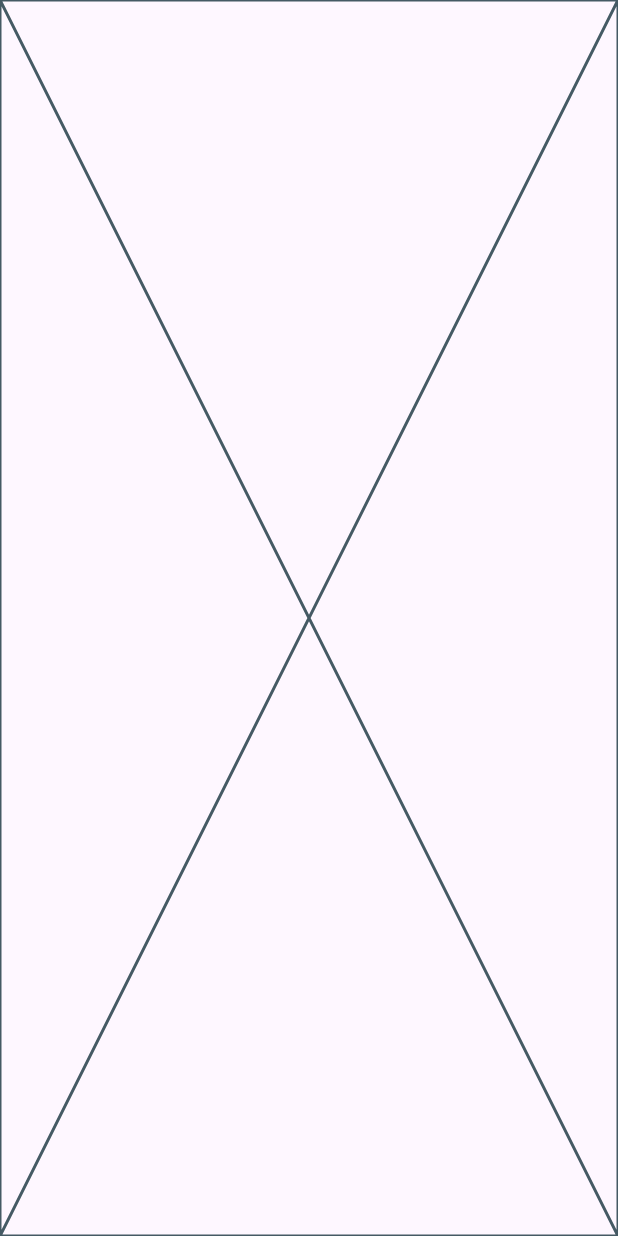
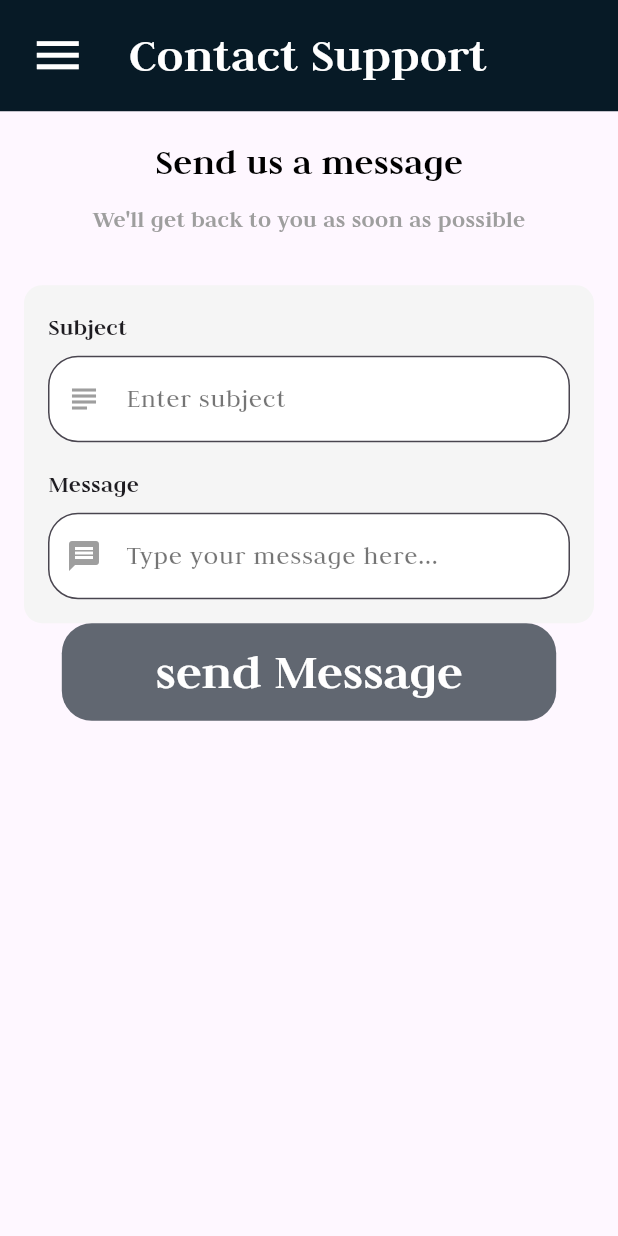
Before and after one commit to Mahmoud031/graduation_project, a Flutter app: the ContactSupportView screen opened by its route, on a phone screen of 412 x 824 dp. Run offline on Flutter 3.47's test engine with Material 3 defaults, Android fonts, the light colour scheme and no system bars; drawn by our look-alikes of modal_progress_hud_nsn; our stand-ins replace bloc, cloud_firestore, dartz, dots_indicator, firebase_auth, firebase_core and 7 more; missing offline and left inert: flutter_facebook_auth; accounts and stored records are empty; statements that could not run were skipped.

Commit message:
send message done ,store the user id with addmedicine data

```diff
--- a/lib/core/helper_functions/get_dummy_medicine.dart
+++ b/lib/core/helper_functions/get_dummy_medicine.dart
@@ -11,7 +11,8 @@ MedicineEntity getDummyMedicine() {
     expiryDate: '2025-10-01',
     imageUrl: null, // Replace with a valid file path
     ngoName: 'Health NGO',
-    imageFile: File(''), // Replace with a valid file path
+    imageFile: File(''),
+    userId: '43eX6no7yndodn565OkKdXfRLAo1',
   );
 }
 
--- a/lib/core/utils/backend_endpoint.dart
+++ b/lib/core/utils/backend_endpoint.dart
@@ -6,4 +6,5 @@ class BackendEndpoint {
   static const images = 'images';
   static const addMedicine = 'medicine';
   static const getMedicine = 'medicine';
+  static const sendMessage = 'messages';
 }
--- a/lib/features/donor_features/add_medicine/domain/entities/medicine_entity.dart
+++ b/lib/features/donor_features/add_medicine/domain/entities/medicine_entity.dart
@@ -8,6 +8,7 @@ class MedicineEntity {
   final String expiryDate;
   final File imageFile;
   final String ngoName;
+  final String userId;
   String? imageUrl;
 
   MedicineEntity({
@@ -18,6 +19,7 @@ class MedicineEntity {
     required this.expiryDate,
     required this.imageFile,
     required this.ngoName,
+    required this.userId,
     this.imageUrl,
   });
 }
--- a/lib/features/donor_features/add_medicine/presentation/views/widgets/add_new_medicine_view_body.dart
+++ b/lib/features/donor_features/add_medicine/presentation/views/widgets/add_new_medicine_view_body.dart
@@ -2,6 +2,7 @@ import 'dart:io';
 import 'package:flutter/material.dart';
 import 'package:flutter_bloc/flutter_bloc.dart';
 import 'package:graduation_project/core/helper_functions/build_error_bar.dart';
+import 'package:graduation_project/core/helper_functions/get_user.dart';
 import 'package:graduation_project/core/utils/app_text_styles.dart';
 import 'package:graduation_project/core/widgets/custom_app_bar.dart';
 import 'package:graduation_project/features/donor_features/add_medicine/domain/entities/medicine_entity.dart';
@@ -149,6 +150,7 @@ class _AddNewMedicineViewBodyState extends State<AddNewMedicineViewBody> {
                     if (imageFile != null) {
                       if (_formKey.currentState!.validate()) {
                         _formKey.currentState!.save();
+                        final currentUser = getUser();
                         MedicineEntity input = MedicineEntity(
                           medicineName: medicineName,
                           tabletCount: tabletCount,
@@ -161,8 +163,7 @@ class _AddNewMedicineViewBodyState extends State<AddNewMedicineViewBody> {
                               : '',
                           imageFile: imageFile!,
                           ngoName: widget.ngoName,
-
-
+                          userId: currentUser.uId,
                         );
                         print('Adding medicine for NGO: ${input.ngoName}');
                         context.read<AddMedicineCubit>().addMedicine(input);
--- /dev/null
+++ b/lib/features/donor_features/support_center/data/models/message_model.dart
@@ -0,0 +1,51 @@
+import 'package:graduation_project/features/donor_features/support_center/domain/entities/message_entity.dart';
+
+class MessageModel {
+  final String subject;
+  final String message;
+  final String userId;
+  final String userName;
+
+  MessageModel({
+    required this.subject,
+    required this.message,
+    required this.userId,
+    required this.userName,
+  });
+
+  factory MessageModel.fromEntity(MessageEntity sendMessageEntity) {
+    return MessageModel(
+      subject: sendMessageEntity.subject,
+      message: sendMessageEntity.message,
+      userId: sendMessageEntity.userId,
+      userName: sendMessageEntity.userName,
+    );
+  }
+
+  factory MessageModel.fromJson(Map<String, dynamic> json) {
+    return MessageModel(
+      subject: json['subject'],
+      message: json['message'],
+      userId: json['userId'],
+      userName: json['userName'],
+    );
+  }
+
+  Map<String, dynamic> toJson() {
+    return {
+      'subject': subject,
+      'message': message,
+      'userId': userId,
+      'userName': userName,
+    };
+  }
+
+  MessageEntity toEntity() {
+    return MessageEntity(
+      subject: subject,
+      message: message,
+      userId: userId,
+      userName: userName,
+    );
+  }
+}
--- /dev/null
+++ b/lib/features/donor_features/support_center/domain/entities/message_entity.dart
@@ -0,0 +1,13 @@
+class MessageEntity {
+  final String message;
+  final String subject;
+  final String userId;
+  final String userName;
+
+  MessageEntity({
+    required this.message,
+    required this.subject,
+    required this.userId,
+    required this.userName,
+  });
+}
--- /dev/null
+++ b/lib/features/donor_features/support_center/domain/repos/message_repo.dart
@@ -0,0 +1,8 @@
+import 'package:dartz/dartz.dart';
+import 'package:graduation_project/core/errors/failures.dart';
+import 'package:graduation_project/features/donor_features/support_center/domain/entities/message_entity.dart';
+
+abstract class MessageRepo {
+ Future<Either<Failure, void>> sendMessage(
+      MessageEntity sendMessageEntity);
+}
--- /dev/null
+++ b/lib/features/donor_features/support_center/presentation/send_message_cubit/send_message_cubit.dart
@@ -0,0 +1,22 @@
+import 'package:bloc/bloc.dart';
+import 'package:graduation_project/features/donor_features/support_center/domain/entities/message_entity.dart';
+import 'package:graduation_project/features/donor_features/support_center/domain/repos/message_repo.dart';
+import 'package:meta/meta.dart';
+
+part 'send_message_state.dart';
+
+class SendMessageCubit extends Cubit<SendMessageState> {
+  SendMessageCubit(this.messageRepo) : super(SendMessageInitial());
+  final MessageRepo messageRepo;
+  Future<void> sendMessage(MessageEntity sendMessageEntity) async {
+    emit(SendMessageLoading());
+    var result = await messageRepo.sendMessage(sendMessageEntity);
+    result.fold((f) {
+      emit(
+        SendMessageFailure(f.message),
+      );
+    }, (r) {
+      emit(SendMessageSuccess());
+    });
+  }
+}
--- /dev/null
+++ b/lib/features/donor_features/support_center/presentation/send_message_cubit/send_message_state.dart
@@ -0,0 +1,14 @@
+part of 'send_message_cubit.dart';
+
+@immutable
+sealed class SendMessageState {}
+
+final class SendMessageInitial extends SendMessageState {}
+final class SendMessageLoading extends SendMessageState {}
+final class SendMessageSuccess extends SendMessageState {
+}
+final class SendMessageFailure extends SendMessageState {
+  final String errMessage;
+
+  SendMessageFailure(this.errMessage);
+}
--- a/lib/features/donor_features/support_center/presentation/views/contact_support_view.dart
+++ b/lib/features/donor_features/support_center/presentation/views/contact_support_view.dart
@@ -1,13 +1,26 @@
 import 'package:flutter/material.dart';
+import 'package:flutter_bloc/flutter_bloc.dart';
+import 'package:graduation_project/core/services/get_it_service.dart';
+import 'package:graduation_project/features/donor_features/support_center/domain/repos/message_repo.dart';
+import 'package:graduation_project/features/donor_features/support_center/presentation/send_message_cubit/send_message_cubit.dart';
 import 'package:graduation_project/features/donor_features/support_center/presentation/views/widgets/contact_support_view_body.dart';
+
+import 'widgets/contact_support_view_body_bloc_consumer.dart';
 
 class ContactSupportView extends StatelessWidget {
   const ContactSupportView({super.key});
   static const String routeName = 'contact_support_view';
   @override
   Widget build(BuildContext context) {
-    return Scaffold(
-      body: ContactSupportViewBody(),
+    return SafeArea(
+      child: BlocProvider(
+        create: (context) => SendMessageCubit(
+          getIt.get<MessageRepo>(),
+        ),
+        child: Scaffold(
+          body: ContactSupportViewBodyBlocConsumer(),
+        ),
+      ),
     );
   }
 }
--- a/lib/features/donor_features/support_center/presentation/views/widgets/contact_support_card.dart
+++ b/lib/features/donor_features/support_center/presentation/views/widgets/contact_support_card.dart
@@ -5,11 +5,8 @@ import 'package:graduation_project/features/donor_features/support_center/presen
 import '../contact_support_view.dart';
 
 class ContactSupportCard extends StatefulWidget {
-
-
   const ContactSupportCard({
     super.key,
-
   });
 
   @override
--- a/lib/features/donor_features/support_center/presentation/views/widgets/contact_support_view_body.dart
+++ b/lib/features/donor_features/support_center/presentation/views/widgets/contact_support_view_body.dart
@@ -1,10 +1,119 @@
 import 'package:flutter/material.dart';
+import 'package:flutter_bloc/flutter_bloc.dart';
+import 'package:graduation_project/core/helper_functions/get_user.dart';
+import 'package:graduation_project/core/utils/app_text_styles.dart';
+import 'package:graduation_project/core/widgets/custom_app_bar.dart';
+import 'package:graduation_project/core/widgets/custom_button.dart';
+import 'package:graduation_project/core/widgets/custom_text_field.dart';
 
-class ContactSupportViewBody extends StatelessWidget {
+import '../../../domain/entities/message_entity.dart';
+import '../../send_message_cubit/send_message_cubit.dart';
+
+class ContactSupportViewBody extends StatefulWidget {
   const ContactSupportViewBody({super.key});
 
   @override
+  State<ContactSupportViewBody> createState() => _ContactSupportViewBodyState();
+}
+
+class _ContactSupportViewBodyState extends State<ContactSupportViewBody> {
+  final GlobalKey<FormState> _formKey = GlobalKey<FormState>();
+  AutovalidateMode autovalidateMode = AutovalidateMode.disabled;
+  late String subject, message;
+  @override
   Widget build(BuildContext context) {
-    return const Placeholder();
+    return SingleChildScrollView(
+      child: Form(
+        key: _formKey,
+        autovalidateMode: autovalidateMode,
+        child: Column(
+          children: [
+            CustomAppBar(
+              title: 'Contact Support',
+            ),
+            Padding(
+              padding: const EdgeInsets.all(16.0),
+              child: Column(
+                crossAxisAlignment: CrossAxisAlignment.center,
+                children: [
+                  Text('Send us a message',
+                      style: TextStyles.textstyle25.copyWith(
+                        color: Colors.black,
+                      )),
+                  const SizedBox(height: 8),
+                  Text(
+                    'We\'ll get back to you as soon as possible',
+                    style: TextStyles.textstyle16.copyWith(
+                      color: Colors.grey,
+                    ),
+                  ),
+                  SizedBox(height: MediaQuery.of(context).size.height * 0.04),
+                  Container(
+                    decoration: BoxDecoration(
+                      color: Colors.grey[100],
+                      borderRadius: BorderRadius.circular(12),
+                    ),
+                    padding: const EdgeInsets.all(16),
+                    child: Column(
+                      crossAxisAlignment: CrossAxisAlignment.start,
+                      children: [
+                        const Text('Subject', style: TextStyles.textstyle16),
+                        const SizedBox(height: 8),
+                        CustomTextFormField(
+                          hintText: 'Enter subject',
+                          prefixIcon: Icons.subject,
+                          onSaved: (value) {
+                            subject = value ?? '';
+                          },
+                        ),
+                        const SizedBox(height: 16),
+                        const Text(
+                          'Message',
+                          style: TextStyles.textstyle16,
+                        ),
+                        const SizedBox(height: 8),
+                        CustomTextFormField(
+                          hintText: 'Type your message here...',
+                          prefixIcon: Icons.message,
+                          onSaved: (value) {
+                            message = value ?? '';
+                          },
+                        ),
+                      ],
+                    ),
+                  ),
+                  SizedBox(
+                    width: double.infinity,
+                    child: CustomButton(
+                      text: 'send Message',
+                      size: Size(MediaQuery.of(context).size.width * 0.8, 15),
+                      onPressed: () {
+                        if (_formKey.currentState!.validate()) {
+                          _formKey.currentState!.save();
+                          final currentUser = getUser();
+                          MessageEntity inputMessage = MessageEntity(
+                            subject: subject,
+                            message: message,
+                            userId: currentUser.uId,
+                            userName: currentUser.name,
+                          );
+                          context
+                              .read<SendMessageCubit>()
+                              .sendMessage(inputMessage);
+                        } else {
+                          setState(() {
+                            autovalidateMode = AutovalidateMode.always;
+                          });
+                        }
+                      },
+                    ),
+                  ),
+                ],
+              ),
+            ),
+          ],
+        ),
+      ),
+    );
   }
 }
--- /dev/null
+++ b/lib/features/donor_features/support_center/presentation/views/widgets/contact_support_view_body_bloc_consumer.dart
@@ -0,0 +1,32 @@
+import 'package:flutter/material.dart';
+import 'package:flutter_bloc/flutter_bloc.dart';
+import 'package:graduation_project/core/helper_functions/build_error_bar.dart';
+import 'package:graduation_project/features/donor_features/support_center/presentation/send_message_cubit/send_message_cubit.dart';
+import 'package:modal_progress_hud_nsn/modal_progress_hud_nsn.dart';
+
+import 'contact_support_view_body.dart';
+
+class ContactSupportViewBodyBlocConsumer extends StatelessWidget {
+  const ContactSupportViewBodyBlocConsumer({
+    super.key,
+  });
+
+  @override
+  Widget build(BuildContext context) {
+    return BlocConsumer<SendMessageCubit, SendMessageState>(
+      listener: (context, state) {
+        if (state is SendMessageSuccess) {
+           buildErrorBar(context, 'Medicine added successfully');
+        } else if (state is SendMessageFailure) {
+          buildErrorBar(context, state.errMessage);
+
+        }
+      },
+      builder: (context, state) {
+        return ModalProgressHUD(
+            inAsyncCall: state is SendMessageLoading,
+          child: ContactSupportViewBody());
+      },
+    );
+  }
+}
```
Also changed, not shown: lib/core/services/get_it_service.dart (+8 -0 lines), lib/core/widgets/success_dialog.dart (added, +115 -0 lines), lib/features/donor_features/add_medicine/data/models/medicine_model.dart (+12 -6 lines), lib/features/donor_features/add_medicine/data/repos/medicine_repo_impl.dart (+10 -2 lines), lib/features/donor_features/support_center/data/repositories/message_repo_imp.dart (added, +27 -0 lines).
